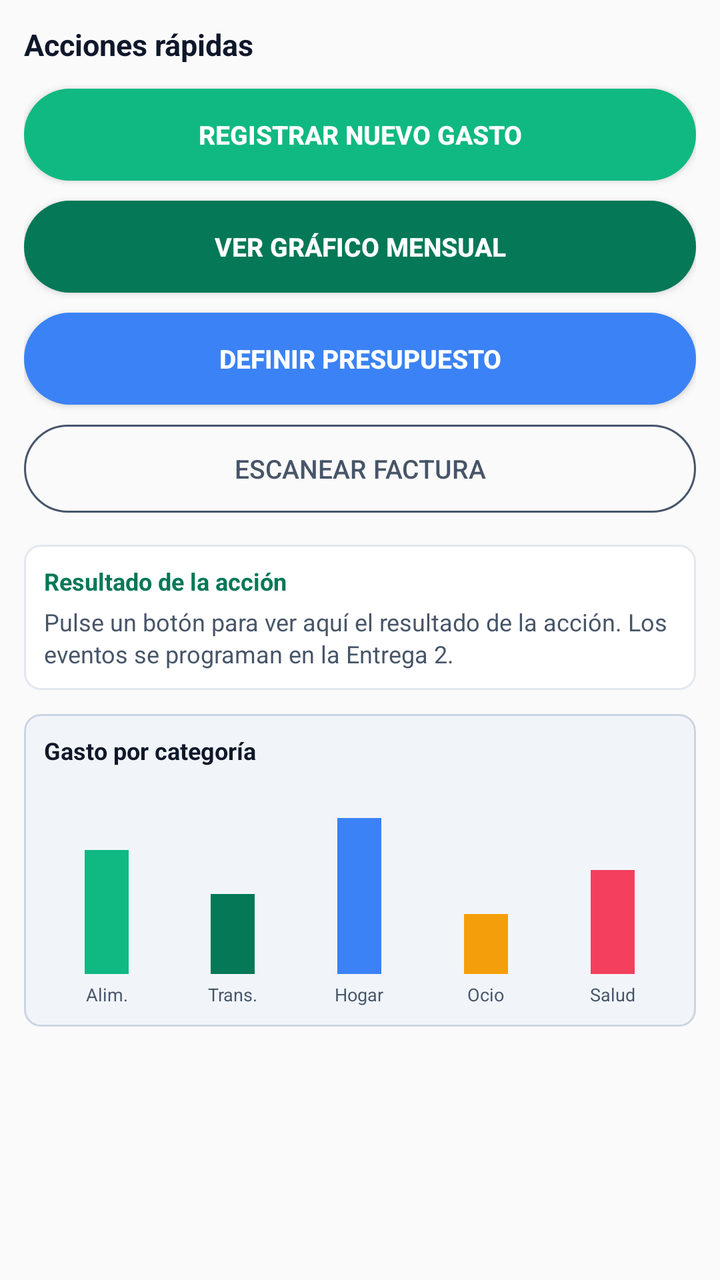
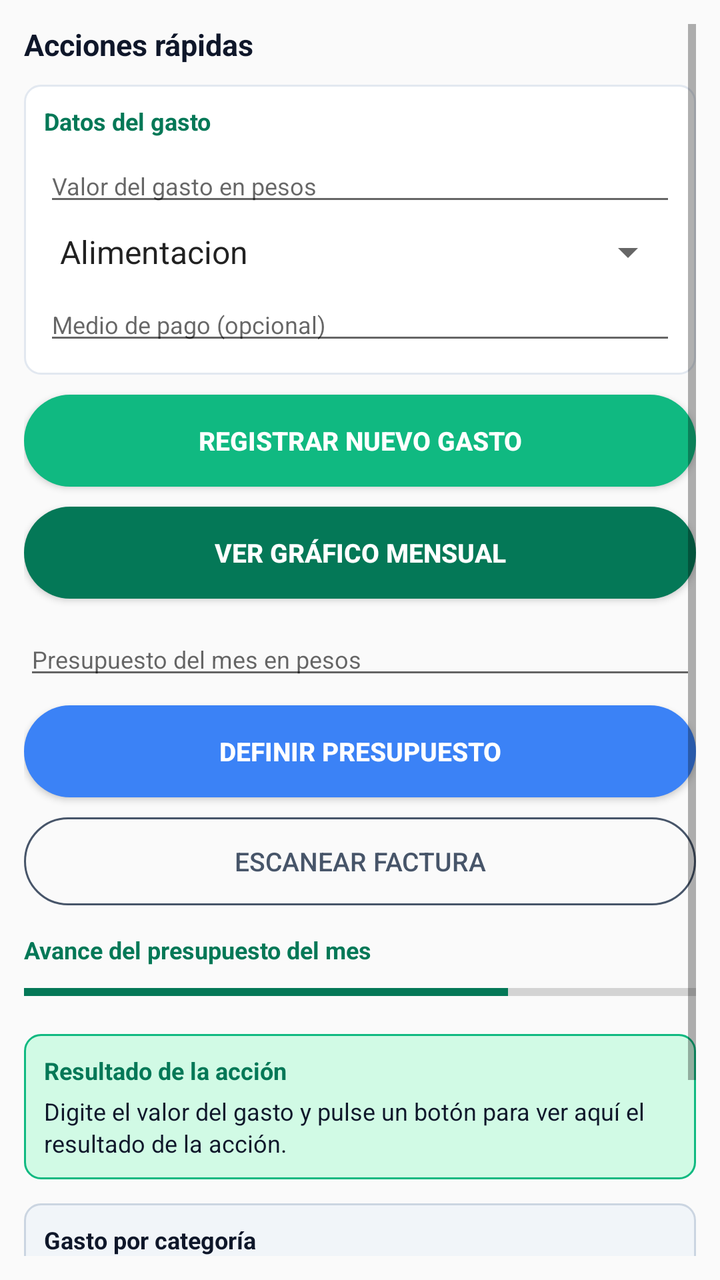

An Android layout rendered at two revisions. The XML below is the earlier revision; the diff shows what the commit changed to produce the second picture.
<!-- AndroidManifest.xml: application theme Theme.MiBolsillo -->
<!-- res/layout/fragment_botones.xml -->
<?xml version="1.0" encoding="utf-8"?>
<ScrollView xmlns:android="http://schemas.android.com/apk/res/android"
    android:layout_width="match_parent"
    android:layout_height="match_parent"
    android:padding="12dp">

    <LinearLayout
        android:layout_width="match_parent"
        android:layout_height="wrap_content"
        android:orientation="vertical">

        <TextView
            android:layout_width="wrap_content"
            android:layout_height="wrap_content"
            android:text="@string/titulo_botones"
            android:textColor="@color/gris_oscuro"
            android:textSize="15sp"
            android:textStyle="bold" />

        <Button
            android:id="@+id/btnRegistrarGasto"
            android:layout_width="match_parent"
            android:layout_height="46dp"
            android:layout_marginTop="12dp"
            android:background="@drawable/bg_boton_verde"
            android:text="@string/btn_registrar"
            android:textColor="@color/blanco"
            android:textSize="13sp"
            android:textStyle="bold" />

        <Button
            android:id="@+id/btnVerGrafico"
            android:layout_width="match_parent"
            android:layout_height="46dp"
            android:layout_marginTop="10dp"
            android:background="@drawable/bg_boton_verde_oscuro"
            android:text="@string/btn_grafico"
            android:textColor="@color/blanco"
            android:textSize="13sp"
            android:textStyle="bold" />

        <Button
            android:id="@+id/btnDefinirPresupuesto"
            android:layout_width="match_parent"
            android:layout_height="46dp"
            android:layout_marginTop="10dp"
            android:background="@drawable/bg_boton_azul"
            android:text="@string/btn_presupuesto"
            android:textColor="@color/blanco"
            android:textSize="13sp"
            android:textStyle="bold" />

        <Button
            android:id="@+id/btnEscanearFactura"
            android:layout_width="match_parent"
            android:layout_height="44dp"
            android:layout_marginTop="10dp"
            android:background="@drawable/bg_boton_borde"
            android:text="@string/btn_escanear"
            android:textColor="@color/gris_texto"
            android:textSize="13sp" />

        <LinearLayout
            android:layout_width="match_parent"
            android:layout_height="wrap_content"
            android:layout_marginTop="16dp"
            android:background="@drawable/bg_card"
            android:orientation="vertical"
            android:padding="10dp">

            <TextView
                android:layout_width="wrap_content"
                android:layout_height="wrap_content"
                android:text="@string/resultado_titulo"
                android:textColor="@color/verde_oscuro"
                android:textSize="12sp"
                android:textStyle="bold" />

            <TextView
                android:id="@+id/txtResultadoAccion"
                android:layout_width="match_parent"
                android:layout_height="wrap_content"
                android:layout_marginTop="4dp"
                android:lineSpacingExtra="2dp"
                android:text="@string/resultado_inicial"
                android:textColor="@color/gris_texto"
                android:textSize="12sp" />
        </LinearLayout>

        <LinearLayout
            android:layout_width="match_parent"
            android:layout_height="wrap_content"
            android:layout_marginTop="12dp"
            android:background="@drawable/bg_card_gris"
            android:orientation="vertical"
            android:padding="10dp">

            <TextView
                android:layout_width="wrap_content"
                android:layout_height="wrap_content"
                android:text="@string/grafico_titulo"
                android:textColor="@color/gris_oscuro"
                android:textSize="12sp"
                android:textStyle="bold" />

            <LinearLayout
                android:layout_width="match_parent"
                android:layout_height="110dp"
                android:layout_marginTop="10dp"
                android:baselineAligned="false"
                android:gravity="bottom"
                android:orientation="horizontal">

                <LinearLayout
                    android:layout_width="0dp"
                    android:layout_height="wrap_content"
                    android:layout_weight="1"
                    android:gravity="center_horizontal|bottom"
                    android:orientation="vertical">

                    <View
                        android:id="@+id/barraAlimentacion"
                        android:layout_width="22dp"
                        android:layout_height="62dp"
                        android:background="@color/verde_primario" />

                    <TextView
                        android:layout_width="wrap_content"
                        android:layout_height="wrap_content"
                        android:layout_marginTop="4dp"
                        android:text="@string/cat_alimentacion"
                        android:textColor="@color/gris_texto"
                        android:textSize="9sp" />
                </LinearLayout>

                <LinearLayout
                    android:layout_width="0dp"
                    android:layout_height="wrap_content"
                    android:layout_weight="1"
                    android:gravity="center_horizontal|bottom"
                    android:orientation="vertical">

                    <View
                        android:id="@+id/barraTransporte"
                        android:layout_width="22dp"
                        android:layout_height="40dp"
                        android:background="@color/verde_oscuro" />

                    <TextView
                        android:layout_width="wrap_content"
                        android:layout_height="wrap_content"
                        android:layout_marginTop="4dp"
                        android:text="@string/cat_transporte"
                        android:textColor="@color/gris_texto"
                        android:textSize="9sp" />
                </LinearLayout>

                <LinearLayout
                    android:layout_width="0dp"
                    android:layout_height="wrap_content"
                    android:layout_weight="1"
                    android:gravity="center_horizontal|bottom"
                    android:orientation="vertical">

                    <View
                        android:id="@+id/barraHogar"
                        android:layout_width="22dp"
                        android:layout_height="78dp"
                        android:background="@color/azul" />

                    <TextView
                        android:layout_width="wrap_content"
                        android:layout_height="wrap_content"
                        android:layout_marginTop="4dp"
                        android:text="@string/cat_hogar"
                        android:textColor="@color/gris_texto"
                        android:textSize="9sp" />
                </LinearLayout>

                <LinearLayout
                    android:layout_width="0dp"
                    android:layout_height="wrap_content"
                    android:layout_weight="1"
                    android:gravity="center_horizontal|bottom"
                    android:orientation="vertical">

                    <View
                        android:id="@+id/barraOcio"
                        android:layout_width="22dp"
                        android:layout_height="30dp"
                        android:background="@color/ambar" />

                    <TextView
                        android:layout_width="wrap_content"
                        android:layout_height="wrap_content"
                        android:layout_marginTop="4dp"
                        android:text="@string/cat_ocio"
                        android:textColor="@color/gris_texto"
                        android:textSize="9sp" />
                </LinearLayout>

                <LinearLayout
                    android:layout_width="0dp"
                    android:layout_height="wrap_content"
                    android:layout_weight="1"
                    android:gravity="center_horizontal|bottom"
                    android:orientation="vertical">

                    <View
                        android:id="@+id/barraSalud"
                        android:layout_width="22dp"
                        android:layout_height="52dp"
                        android:background="@color/rojo" />

                    <TextView
                        android:layout_width="wrap_content"
                        android:layout_height="wrap_content"
                        android:layout_marginTop="4dp"
                        android:text="@string/cat_salud"
                        android:textColor="@color/gris_texto"
                        android:textSize="9sp" />
                </LinearLayout>
            </LinearLayout>
        </LinearLayout>
    </LinearLayout>
</ScrollView>
<!-- resources referenced by this layout -->
<resources>
  <color name="ambar">#FFF59E0B</color>
  <color name="azul">#FF3B82F6</color>
  <color name="blanco">#FFFFFFFF</color>
  <color name="gris_oscuro">#FF0F172A</color>
  <color name="gris_texto">#FF475569</color>
  <color name="rojo">#FFF43F5E</color>
  <color name="verde_oscuro">#FF047857</color>
  <color name="verde_primario">#FF10B981</color>
  <!-- drawable bg_boton_azul (drawable) -->
  <?xml version="1.0" encoding="utf-8"?>
  <shape xmlns:android="http://schemas.android.com/apk/res/android" android:shape="rectangle">
      <solid android:color="@color/azul" />
      <corners android:radius="23dp" />
  </shape>
  <!-- drawable bg_boton_verde (drawable) -->
  <?xml version="1.0" encoding="utf-8"?>
  <shape xmlns:android="http://schemas.android.com/apk/res/android" android:shape="rectangle">
      <solid android:color="@color/verde_primario" />
      <corners android:radius="23dp" />
  </shape>
  <!-- drawable bg_boton_verde_oscuro (drawable) -->
  <?xml version="1.0" encoding="utf-8"?>
  <shape xmlns:android="http://schemas.android.com/apk/res/android" android:shape="rectangle">
      <solid android:color="@color/verde_oscuro" />
      <corners android:radius="23dp" />
  </shape>
  <!-- drawable bg_card (drawable) -->
  <?xml version="1.0" encoding="utf-8"?>
  <shape xmlns:android="http://schemas.android.com/apk/res/android" android:shape="rectangle">
      <solid android:color="@color/blanco" />
      <corners android:radius="8dp" />
      <stroke android:width="1dp" android:color="@color/gris_linea" />
  </shape>
  <!-- drawable bg_card_gris (drawable) -->
  <?xml version="1.0" encoding="utf-8"?>
  <shape xmlns:android="http://schemas.android.com/apk/res/android" android:shape="rectangle">
      <solid android:color="@color/gris_menu" />
      <corners android:radius="8dp" />
      <stroke android:width="1dp" android:color="@color/gris_borde" />
  </shape>
  <string name="btn_escanear">Escanear factura</string>
  <string name="btn_grafico">Ver gráfico mensual</string>
  <string name="btn_presupuesto">Definir presupuesto</string>
  <string name="btn_registrar">Registrar nuevo gasto</string>
  <string name="cat_alimentacion">Alim.</string>
  <string name="cat_hogar">Hogar</string>
  <string name="cat_ocio">Ocio</string>
  <string name="cat_salud">Salud</string>
  <string name="cat_transporte">Trans.</string>
  <string name="grafico_titulo">Gasto por categoría</string>
  <string name="resultado_inicial">Pulse un botón para ver aquí el resultado de la acción. Los eventos se programan en la Entrega 2.</string>
  <string name="resultado_titulo">Resultado de la acción</string>
  <string name="titulo_botones">Acciones rápidas</string>
  <style name="Theme.MiBolsillo" parent="Theme.AppCompat.Light.NoActionBar">
          <item name="colorPrimary">@color/verde_primario</item>
          <item name="colorPrimaryDark">@color/verde_oscuro</item>
          <item name="colorAccent">@color/verde_primario</item>
      </style>
  <color name="gris_linea">#FFE2E8F0</color>
  <color name="gris_menu">#FFF1F5F9</color>
  <color name="gris_borde">#FFCBD5E1</color>
  <!-- unchanged entries left out for length: 1 -->
</resources>

<!-- the commit's change to res/layout/fragment_botones.xml (unified diff, before → after) -->
@@ -17,11 +17,57 @@
             android:textSize="15sp"
             android:textStyle="bold" />
 
+        
+        <LinearLayout
+            android:layout_width="match_parent"
+            android:layout_height="wrap_content"
+            android:layout_marginTop="10dp"
+            android:background="@drawable/bg_card"
+            android:orientation="vertical"
+            android:padding="10dp">
+
+            <TextView
+                android:layout_width="wrap_content"
+                android:layout_height="wrap_content"
+                android:text="@string/form_datos_gasto"
+                android:textColor="@color/verde_oscuro"
+                android:textSize="12sp"
+                android:textStyle="bold" />
+
+            <EditText
+                android:id="@+id/txtValorGasto"
+                android:layout_width="match_parent"
+                android:layout_height="wrap_content"
+                android:layout_marginTop="6dp"
+                android:autofillHints="none"
+                android:hint="@string/form_valor"
+                android:inputType="number"
+                android:maxLength="9"
+                android:textSize="12sp" />
+
+            <Spinner
+                android:id="@+id/spnCategoria"
+                android:layout_width="match_parent"
+                android:layout_height="wrap_content"
+                android:layout_marginTop="6dp"
+                android:entries="@array/categorias" />
+
+            <EditText
+                android:id="@+id/txtMedioPago"
+                android:layout_width="match_parent"
+                android:layout_height="wrap_content"
+                android:layout_marginTop="6dp"
+                android:autofillHints="none"
+                android:hint="@string/form_medio"
+                android:inputType="text"
+                android:textSize="12sp" />
+        </LinearLayout>
+
         <Button
             android:id="@+id/btnRegistrarGasto"
             android:layout_width="match_parent"
             android:layout_height="46dp"
-            android:layout_marginTop="12dp"
+            android:layout_marginTop="10dp"
             android:background="@drawable/bg_boton_verde"
             android:text="@string/btn_registrar"
             android:textColor="@color/blanco"
@@ -39,11 +85,23 @@
             android:textSize="13sp"
             android:textStyle="bold" />
 
+        
+        <EditText
+            android:id="@+id/txtPresupuesto"
+            android:layout_width="match_parent"
+            android:layout_height="wrap_content"
+            android:layout_marginTop="12dp"
+            android:autofillHints="none"
+            android:hint="@string/form_presupuesto"
+            android:inputType="number"
+            android:maxLength="9"
+            android:textSize="12sp" />
+
         <Button
             android:id="@+id/btnDefinirPresupuesto"
             android:layout_width="match_parent"
             android:layout_height="46dp"
-            android:layout_marginTop="10dp"
+            android:layout_marginTop="8dp"
             android:background="@drawable/bg_boton_azul"
             android:text="@string/btn_presupuesto"
             android:textColor="@color/blanco"
@@ -60,11 +118,32 @@
             android:textColor="@color/gris_texto"
             android:textSize="13sp" />
 
+        
+        <TextView
+            android:layout_width="wrap_content"
+            android:layout_height="wrap_content"
+            android:layout_marginTop="14dp"
+            android:text="@string/titulo_presupuesto"
+            android:textColor="@color/verde_oscuro"
+            android:textSize="12sp"
+            android:textStyle="bold" />
+
+        <ProgressBar
+            android:id="@+id/barraPresupuesto"
+            style="?android:attr/progressBarStyleHorizontal"
+            android:layout_width="match_parent"
+            android:layout_height="14dp"
+            android:layout_marginTop="6dp"
+            android:max="100"
+            android:progress="72"
+            android:progressTint="@color/verde_oscuro" />
+
+        
         <LinearLayout
             android:layout_width="match_parent"
             android:layout_height="wrap_content"
-            android:layout_marginTop="16dp"
-            android:background="@drawable/bg_card"
+            android:layout_marginTop="14dp"
+            android:background="@drawable/bg_card_verde"
             android:orientation="vertical"
             android:padding="10dp">
 
@@ -83,10 +162,11 @@
                 android:layout_marginTop="4dp"
                 android:lineSpacingExtra="2dp"
                 android:text="@string/resultado_inicial"
-                android:textColor="@color/gris_texto"
+                android:textColor="@color/gris_oscuro"
                 android:textSize="12sp" />
         </LinearLayout>
 
+        
         <LinearLayout
             android:layout_width="match_parent"
             android:layout_height="wrap_content"
@@ -105,10 +185,9 @@
 
             <LinearLayout
                 android:layout_width="match_parent"
-                android:layout_height="110dp"
+                android:layout_height="wrap_content"
                 android:layout_marginTop="10dp"
                 android:baselineAligned="false"
-                android:gravity="bottom"
                 android:orientation="horizontal">
 
                 <LinearLayout
@@ -118,10 +197,18 @@
                     android:gravity="center_horizontal|bottom"
                     android:orientation="vertical">
 
+                    <TextView
+                        android:id="@+id/pctAlimentacion"
+                        android:layout_width="wrap_content"
+                        android:layout_height="wrap_content"
+                        android:textColor="@color/gris_texto"
+                        android:textSize="9sp" />
+
                     <View
                         android:id="@+id/barraAlimentacion"
                         android:layout_width="22dp"
-                        android:layout_height="62dp"
+                        android:layout_height="58dp"
+                        android:layout_marginTop="2dp"
                         android:background="@color/verde_primario" />
 
                     <TextView
@@ -140,10 +227,18 @@
                     android:gravity="center_horizontal|bottom"
                     android:orientation="vertical">
 
+                    <TextView
+                        android:id="@+id/pctTransporte"
+                        android:layout_width="wrap_content"
+                        android:layout_height="wrap_content"
+                        android:textColor="@color/gris_texto"
+                        android:textSize="9sp" />
+
                     <View
                         android:id="@+id/barraTransporte"
                         android:layout_width="22dp"
-                        android:layout_height="40dp"
+                        android:layout_height="12dp"
+                        android:layout_marginTop="2dp"
                         android:background="@color/verde_oscuro" />
 
                     <TextView
@@ -162,10 +257,18 @@
                     android:gravity="center_horizontal|bottom"
                     android:orientation="vertical">
 
+                    <TextView
+                        android:id="@+id/pctHogar"
+                        android:layout_width="wrap_content"
+                        android:layout_height="wrap_content"
+                        android:textColor="@color/gris_texto"
+                        android:textSize="9sp" />
+
                     <View
                         android:id="@+id/barraHogar"
                         android:layout_width="22dp"
-                        android:layout_height="78dp"
+                        android:layout_height="68dp"
+                        android:layout_marginTop="2dp"
                         android:background="@color/azul" />
 
                     <TextView
@@ -184,10 +287,18 @@
                     android:gravity="center_horizontal|bottom"
                     android:orientation="vertical">
 
+                    <TextView
+                        android:id="@+id/pctOcio"
+                        android:layout_width="wrap_content"
+                        android:layout_height="wrap_content"
+                        android:textColor="@color/gris_texto"
+                        android:textSize="9sp" />
+
                     <View
                         android:id="@+id/barraOcio"
                         android:layout_width="22dp"
-                        android:layout_height="30dp"
+                        android:layout_height="8dp"
+                        android:layout_marginTop="2dp"
                         android:background="@color/ambar" />
 
                     <TextView
@@ -206,10 +317,18 @@
                     android:gravity="center_horizontal|bottom"
                     android:orientation="vertical">
 
+                    <TextView
+                        android:id="@+id/pctSalud"
+                        android:layout_width="wrap_content"
+                        android:layout_height="wrap_content"
+                        android:textColor="@color/gris_texto"
+                        android:textSize="9sp" />
+
                     <View
                         android:id="@+id/barraSalud"
                         android:layout_width="22dp"
-                        android:layout_height="52dp"
+                        android:layout_height="6dp"
+                        android:layout_marginTop="2dp"
                         android:background="@color/rojo" />
 
                     <TextView
<!-- resource entries referenced after the edit -->
@@ -1,5 +1,12 @@
 <!-- resources referenced by this layout -->
 <resources>
+  <string-array name="categorias">
+          <item>Alimentacion</item>
+          <item>Transporte</item>
+          <item>Hogar</item>
+          <item>Ocio</item>
+          <item>Salud</item>
+      </string-array>
   <color name="ambar">#FFF59E0B</color>
   <color name="azul">#FF3B82F6</color>
   <color name="blanco">#FFFFFFFF</color>
@@ -40,6 +47,13 @@
       <corners android:radius="8dp" />
       <stroke android:width="1dp" android:color="@color/gris_borde" />
   </shape>
+  <!-- drawable bg_card_verde (drawable) -->
+  <?xml version="1.0" encoding="utf-8"?>
+  <shape xmlns:android="http://schemas.android.com/apk/res/android" android:shape="rectangle">
+      <solid android:color="@color/verde_suave" />
+      <corners android:radius="8dp" />
+      <stroke android:width="1dp" android:color="@color/verde_primario" />
+  </shape>
   <string name="btn_escanear">Escanear factura</string>
   <string name="btn_grafico">Ver gráfico mensual</string>
   <string name="btn_presupuesto">Definir presupuesto</string>
@@ -49,10 +63,15 @@
   <string name="cat_ocio">Ocio</string>
   <string name="cat_salud">Salud</string>
   <string name="cat_transporte">Trans.</string>
+  <string name="form_datos_gasto">Datos del gasto</string>
+  <string name="form_medio">Medio de pago (opcional)</string>
+  <string name="form_presupuesto">Presupuesto del mes en pesos</string>
+  <string name="form_valor">Valor del gasto en pesos</string>
   <string name="grafico_titulo">Gasto por categoría</string>
-  <string name="resultado_inicial">Pulse un botón para ver aquí el resultado de la acción. Los eventos se programan en la Entrega 2.</string>
+  <string name="resultado_inicial">Digite el valor del gasto y pulse un botón para ver aquí el resultado de la acción.</string>
   <string name="resultado_titulo">Resultado de la acción</string>
   <string name="titulo_botones">Acciones rápidas</string>
+  <string name="titulo_presupuesto">Avance del presupuesto del mes</string>
   <style name="Theme.MiBolsillo" parent="Theme.AppCompat.Light.NoActionBar">
           <item name="colorPrimary">@color/verde_primario</item>
           <item name="colorPrimaryDark">@color/verde_oscuro</item>
@@ -61,6 +80,7 @@
   <color name="gris_linea">#FFE2E8F0</color>
   <color name="gris_menu">#FFF1F5F9</color>
   <color name="gris_borde">#FFCBD5E1</color>
+  <color name="verde_suave">#FFD1FAE5</color>
   <!-- unchanged entries left out for length: 1 -->
 </resources>
 
